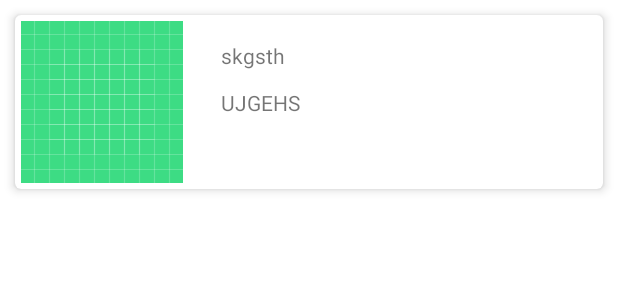
After one commit to masterchief164/Contests_Subscription, an Android app: the layout contest_item_layout.xml on its own in the app's theme, with its tools: preview values and no code run, on a phone screen of 412 x 824 dp. The commit adds this screen. Shown: the top 300 px of the screen. Run offline under Robolectric (Android 15) with nearby library versions, the phone set to English and light mode, and no system bars.

```diff
--- a/app/src/main/AndroidManifest.xml
+++ b/app/src/main/AndroidManifest.xml
@@ -2,6 +2,7 @@
 <manifest xmlns:android="http://schemas.android.com/apk/res/android"
     package="com.example.contestssubscription">
 
+    <uses-permission android:name="android.permission.INTERNET"/>
     <application
         android:allowBackup="true"
         android:icon="@mipmap/ic_launcher"
@@ -10,6 +11,7 @@
         android:supportsRtl="true"
         android:theme="@style/Theme.ContestsSubscription"
         android:fullBackupContent="true">
+
         <activity
             android:name=".MainActivity"
             android:exported="true">
--- /dev/null
+++ b/app/src/main/java/com/example/contestssubscription/ContestData.kt
@@ -0,0 +1,6 @@
+package com.example.contestssubscription
+
+data class ContestData(
+    val result: ArrayList<Contest>,
+    val status: String
+)
--- a/app/src/main/res/layout/activity_main.xml
+++ b/app/src/main/res/layout/activity_main.xml
@@ -7,7 +7,7 @@
     android:id="@+id/drawerLayout"
     tools:context=".MainActivity">
 
-    <androidx.fragment.app.FragmentContainerView
+    <fragment
         android:id="@+id/fragmentContainerView"
         android:name="androidx.navigation.fragment.NavHostFragment"
         android:layout_width="match_parent"
--- /dev/null
+++ b/app/src/main/res/layout/contest_item_layout.xml
@@ -0,0 +1,58 @@
+<?xml version="1.0" encoding="utf-8"?>
+<com.google.android.material.card.MaterialCardView xmlns:android="http://schemas.android.com/apk/res/android"
+    xmlns:app="http://schemas.android.com/apk/res-auto"
+    xmlns:tools="http://schemas.android.com/tools"
+    android:layout_width="match_parent"
+    android:layout_height="wrap_content"
+    android:layout_margin="10sp"
+    android:padding="5sp"
+    app:cardCornerRadius="4dp"
+    app:cardElevation="4dp">
+
+    <androidx.constraintlayout.widget.ConstraintLayout
+        android:layout_width="match_parent"
+        android:layout_height="match_parent">
+
+        <ImageView
+            android:id="@+id/imageView"
+            android:layout_width="wrap_content"
+            android:layout_height="wrap_content"
+            android:contentDescription="okgwthp"
+            app:circularflow_defaultRadius="8sp"
+            app:layout_constraintCircleRadius="8sp"
+            app:circularflow_radiusInDP="8sp"
+            android:padding="4sp"
+            android:src="@drawable/ic_launcher_background"
+            app:layout_constraintBottom_toBottomOf="parent"
+            app:layout_constraintEnd_toEndOf="parent"
+            app:layout_constraintHorizontal_bias="0.0"
+            app:layout_constraintStart_toStartOf="parent"
+            app:layout_constraintTop_toTopOf="parent"
+            app:layout_constraintVertical_bias="0.0" />
+
+        <TextView
+            android:id="@+id/textView2"
+            android:layout_width="wrap_content"
+            android:layout_height="wrap_content"
+            android:text="skgsth"
+            app:layout_constraintBottom_toBottomOf="parent"
+            app:layout_constraintEnd_toEndOf="parent"
+            app:layout_constraintHorizontal_bias="0.09"
+            app:layout_constraintStart_toEndOf="@+id/imageView"
+            app:layout_constraintTop_toTopOf="parent"
+            app:layout_constraintVertical_bias="0.179" />
+
+        <TextView
+            android:id="@+id/textView3"
+            android:layout_width="wrap_content"
+            android:layout_height="wrap_content"
+            android:text="UJGEHS"
+            app:layout_constraintBottom_toBottomOf="parent"
+            app:layout_constraintEnd_toEndOf="parent"
+            app:layout_constraintHorizontal_bias="0.095"
+            app:layout_constraintStart_toEndOf="@+id/imageView"
+            app:layout_constraintTop_toTopOf="parent"
+            app:layout_constraintVertical_bias="0.505" />
+
+    </androidx.constraintlayout.widget.ConstraintLayout>
+</com.google.android.material.card.MaterialCardView>
--- a/gradle.properties
+++ b/gradle.properties
@@ -19,3 +19,4 @@ android.useAndroidX=true
 android.enableJetifier=true
 # Kotlin code style for this project: "official" or "obsolete":
 kotlin.code.style=official
+android.databinding.enableV2=true
```
Also changed, not shown: app/build.gradle (+14 -0 lines), app/src/main/java/com/example/contestssubscription/CodeforcesApi.kt (added, +10 -0 lines), app/src/main/java/com/example/contestssubscription/Contest.kt (+10 -1 lines), app/src/main/java/com/example/contestssubscription/ContestAdapter.kt (added, +37 -0 lines), app/src/main/java/com/example/contestssubscription/ContestsAdapter.kt (deleted, +0 -34 lines), app/src/main/java/com/example/contestssubscription/ContestsViewModel.kt (added, +45 -0 lines), app/src/main/java/com/example/contestssubscription/MainActivity.kt (+5 -5 lines), app/src/main/java/com/example/contestssubscription/UpcomingContests.kt (+18 -12 lines), app/src/main/res/layout/fragment_upcoming_contests.xml (+6 -3 lines), app/src/main/res/layout/list_item_layout.xml (deleted, +0 -43 lines).
